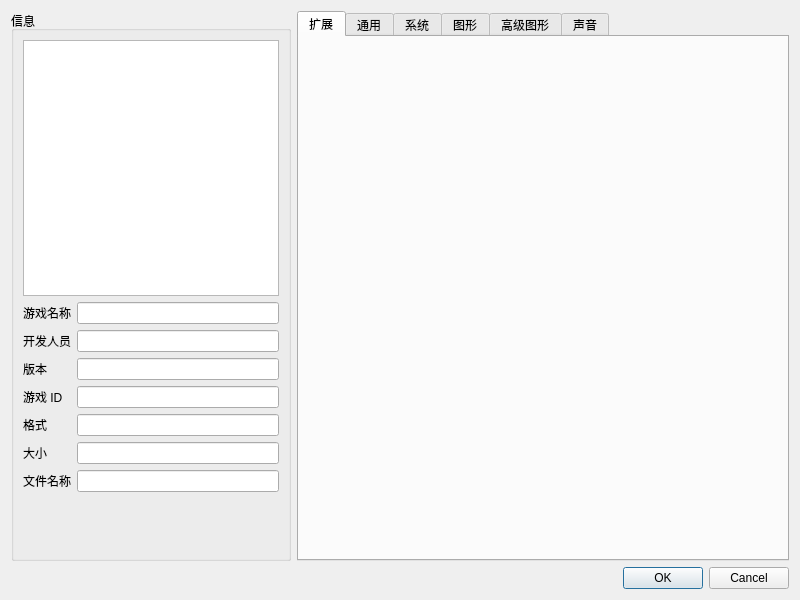
Old version of the form src/yuzu/configuration/configure_per_game.ui in the repository formylover/yuzu-early-access.
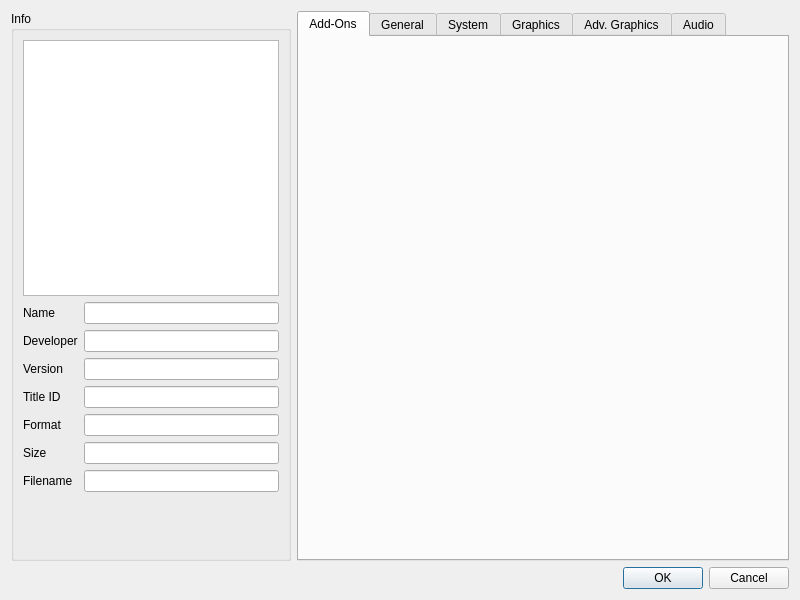
New version of the form. Custom widgets are drawn as their Qt base class.

The edit to the form file:
```diff
--- a/src/yuzu/configuration/configure_per_game.ui
+++ b/src/yuzu/configuration/configure_per_game.ui
@@ -25,7 +25,7 @@
         </sizepolicy>
        </property>
        <property name="title">
-        <string>信息</string>
+        <string>Info</string>
        </property>
        <layout class="QVBoxLayout" name="verticalLayout">
         <item alignment="Qt::AlignHCenter">
@@ -84,14 +84,14 @@
           <item row="1" column="0">
            <widget class="QLabel" name="label">
             <property name="text">
-             <string>游戏名称</string>
+             <string>Name</string>
             </property>
            </widget>
           </item>
           <item row="4" column="0">
            <widget class="QLabel" name="label_4">
             <property name="text">
-             <string>游戏 ID</string>
+             <string>Title ID</string>
             </property>
            </widget>
           </item>
@@ -128,7 +128,7 @@
           <item row="7" column="0">
            <widget class="QLabel" name="label_7">
             <property name="text">
-             <string>文件名称</string>
+             <string>Filename</string>
             </property>
            </widget>
           </item>
@@ -155,28 +155,28 @@
           <item row="5" column="0">
            <widget class="QLabel" name="label_5">
             <property name="text">
-             <string>格式</string>
+             <string>Format</string>
             </property>
            </widget>
           </item>
           <item row="3" column="0">
            <widget class="QLabel" name="label_3">
             <property name="text">
-             <string>版本</string>
+             <string>Version</string>
             </property>
            </widget>
           </item>
           <item row="6" column="0">
            <widget class="QLabel" name="label_6">
             <property name="text">
-             <string>大小</string>
+             <string>Size</string>
             </property>
            </widget>
           </item>
           <item row="2" column="0">
            <widget class="QLabel" name="label_2">
             <property name="text">
-             <string>开发人员</string>
+             <string>Developer</string>
             </property>
            </widget>
           </item>
@@ -222,32 +222,32 @@
          </property>
          <widget class="ConfigurePerGameAddons" name="addonsTab">
           <attribute name="title">
-           <string>扩展</string>
+           <string>Add-Ons</string>
           </attribute>
          </widget>
          <widget class="ConfigureGeneral" name="generalTab">
           <attribute name="title">
-           <string>通用</string>
+           <string>General</string>
           </attribute>
          </widget>
          <widget class="ConfigureSystem" name="systemTab">
           <attribute name="title">
-           <string>系统</string>
+           <string>System</string>
           </attribute>
          </widget>
          <widget class="ConfigureGraphics" name="graphicsTab">
           <attribute name="title">
-           <string>图形</string>
+           <string>Graphics</string>
           </attribute>
          </widget>
          <widget class="ConfigureGraphicsAdvanced" name="graphicsAdvancedTab">
           <attribute name="title">
-           <string>高级图形</string>
+           <string>Adv. Graphics</string>
           </attribute>
          </widget>
          <widget class="ConfigureAudio" name="audioTab">
           <attribute name="title">
-           <string>声音</string>
+           <string>Audio</string>
           </attribute>
          </widget>
         </widget>
```
Left out of the diff: 2 changed lines with no effect on the pictures.
